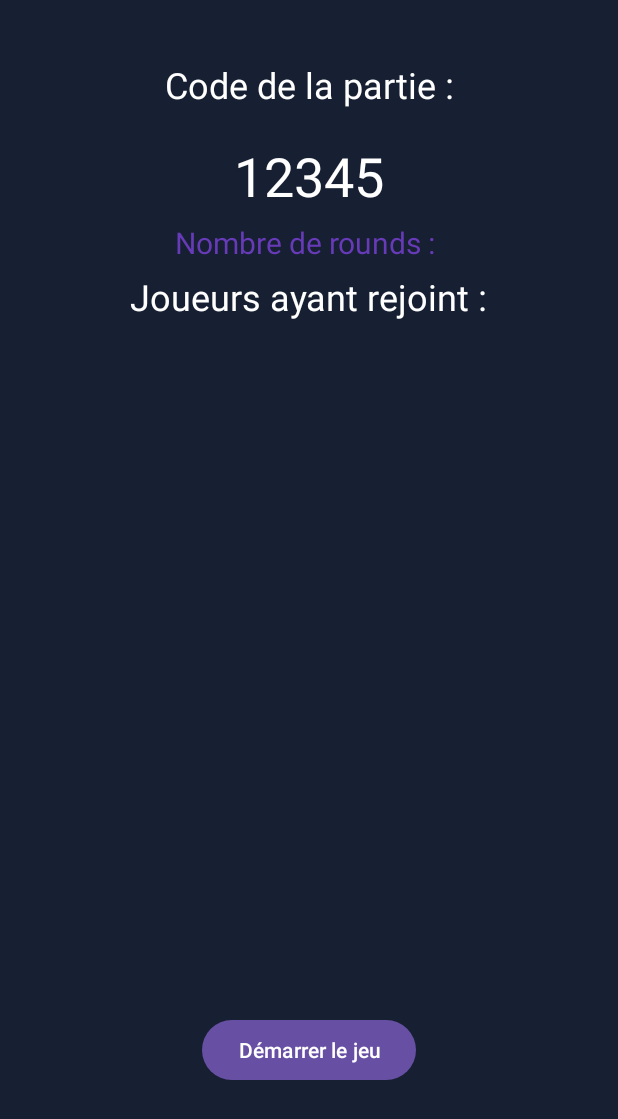
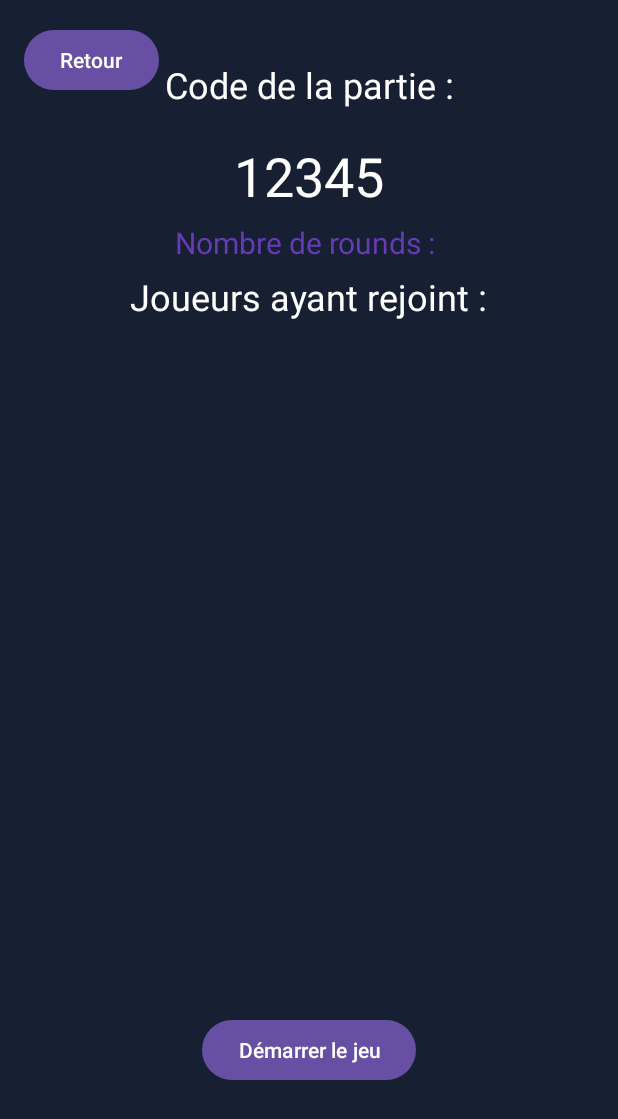
Before and after one commit to antoinevalat/MasterMeme, an Android app: the ListeJoueurs screen opened directly, with no data from a screen before it, on a phone screen of 412 x 824 dp. Shown: the top 1119 px of the screen. Run offline under Robolectric (Android 15) with nearby library versions, the phone set to English and light mode, and no system bars; our stand-ins replace Firebase (no records; nobody signed in at launch, a user with empty details on screens opened directly).

```diff
--- a/app/src/main/java/org/libreapps/mastermeme/ListeJoueurs.java
+++ b/app/src/main/java/org/libreapps/mastermeme/ListeJoueurs.java
@@ -80,6 +80,12 @@ public class ListeJoueurs extends AppCompatActivity {
             intent.putExtra("ROUND_COUNT", roundCount);
             startActivity(intent);
         });
+
+        Button buttonRetour = findViewById(R.id.button_retour);
+        buttonRetour.setOnClickListener(v -> {
+            Intent intent = new Intent(ListeJoueurs.this, CreerJeu.class);
+            startActivity(intent);
+        });
     }
 
     private void ajouterJoueur(String nomUtilisateur) {
--- a/app/src/main/res/layout/activity_liste_joueurs.xml
+++ b/app/src/main/res/layout/activity_liste_joueurs.xml
@@ -79,4 +79,14 @@
         app:layout_constraintStart_toStartOf="parent"
         app:layout_constraintTop_toBottomOf="@+id/listViewJoueurs" />
 
+    <Button
+        android:id="@+id/button_retour"
+        android:layout_width="wrap_content"
+        android:layout_height="wrap_content"
+        android:layout_marginStart="16dp"
+        android:layout_marginTop="16dp"
+        android:text="Retour"
+        app:layout_constraintStart_toStartOf="parent"
+        app:layout_constraintTop_toTopOf="parent" />
+
 </androidx.constraintlayout.widget.ConstraintLayout>
```
